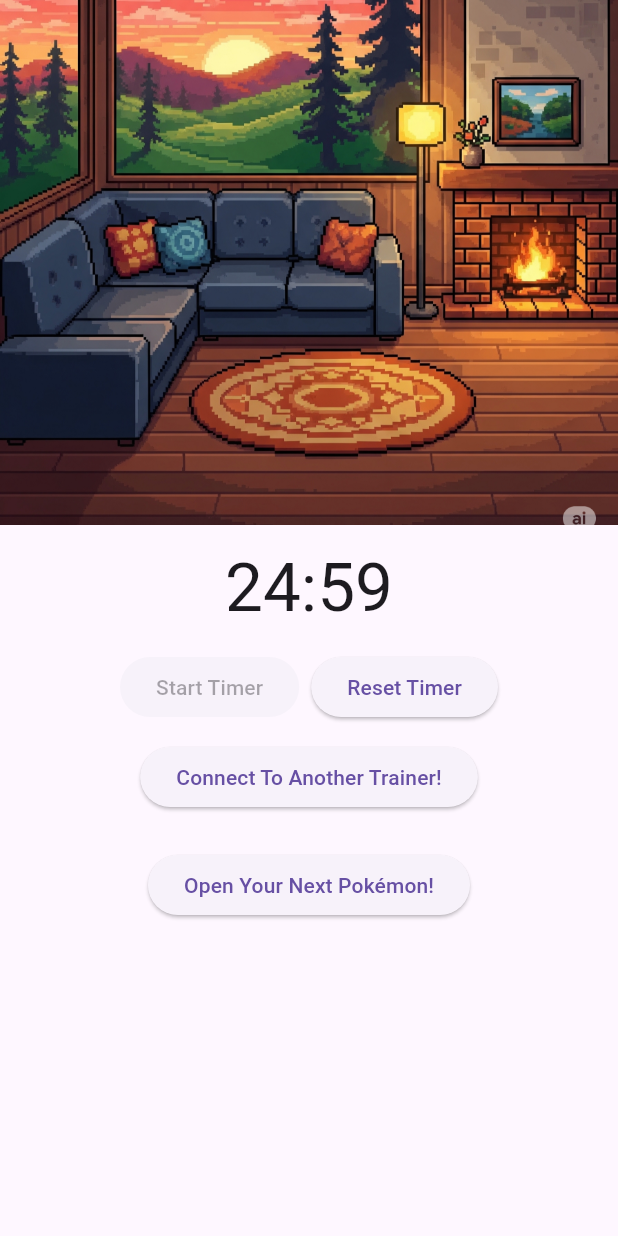
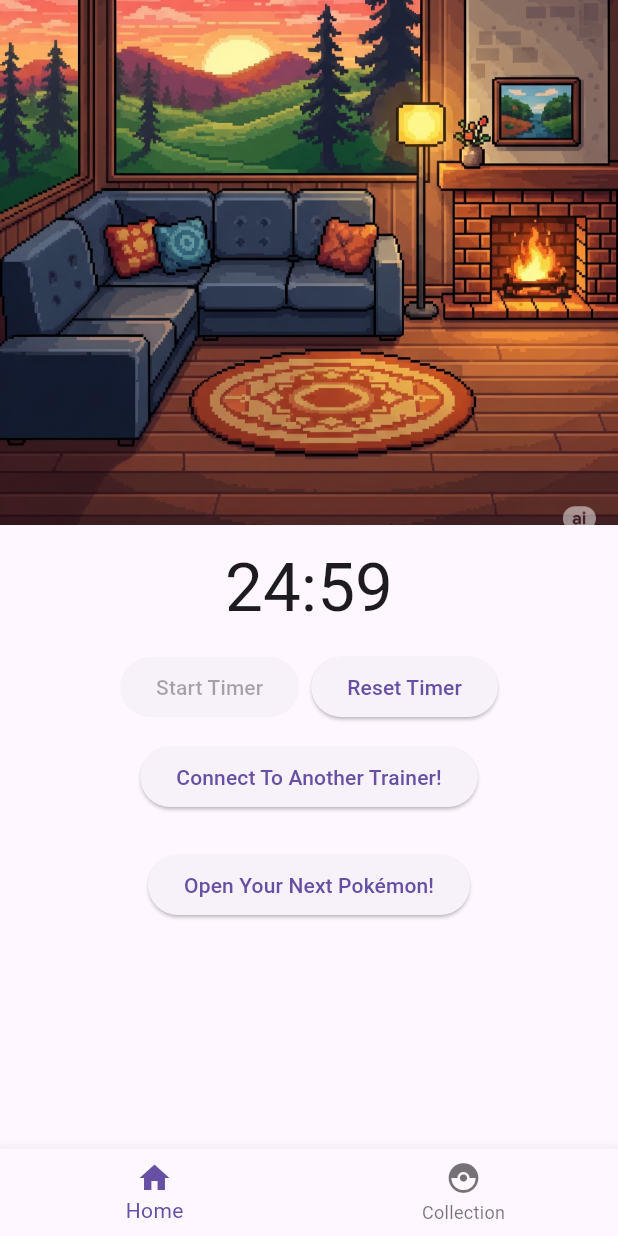
Before and after one commit to ZChronoss/zenmon, a Flutter app: the screen it shows after launch, after a tap on "Start Timer", on a phone screen of 412 x 824 dp. Run offline on Flutter 3.47's test engine with Material 3 defaults, Android fonts, the phone set to English and light mode, and no system bars; our stand-ins replace isar; missing offline and left inert: peerdart; accounts and stored records are empty; generated files the repository leaves out were written again.

Commit message:
feat: pokemon collection view

```diff
--- a/lib/main.dart
+++ b/lib/main.dart
@@ -1,10 +1,11 @@
 import 'package:flutter/material.dart';
 import 'package:provider/provider.dart';
 import 'package:zenmon/dependency_injection.dart';
-import 'package:zenmon/presentation/pages/home/home_page.dart';
+import 'package:zenmon/presentation/pages/collection/pokemon_collection_view_model.dart';
 import 'package:zenmon/presentation/pages/home/home_view_model.dart';
 
 import 'package:zenmon/presentation/pages/home/peer_connection_view_model.dart';
+import 'package:zenmon/presentation/pages/main_navigation.dart';
 
 void main() {
   final di = DependencyInjection();
@@ -23,11 +24,16 @@
         ),
         ChangeNotifierProvider(
           create: (_) => PeerConnectionViewModel()
+        ),
+        ChangeNotifierProvider(
+          create: (_) => PokemonCollectionViewModel(
+            di.getAllSavedPokemonUseCase
+          )
         )
       ],
       child: MaterialApp(
         debugShowCheckedModeBanner: false,
-        home: const HomePage(),
+        home: const MainNavigation(),
       ),
     )
   );
--- a/lib/presentation/pages/collection/pokemon_collection.dart
+++ b/lib/presentation/pages/collection/pokemon_collection.dart
@@ -0,0 +1,43 @@
+import 'package:flutter/material.dart';
+import 'package:provider/provider.dart';
+import 'package:zenmon/data/model/pokemon.dart';
+import 'package:zenmon/presentation/pages/collection/pokemon_collection_view_model.dart';
+
+class PokemonCollectionPage extends StatelessWidget {
+  const PokemonCollectionPage({super.key});
+
+  Widget _pokemonTile(Pokemon pokemon) {
+    return ListTile(
+      leading: Image.network(
+        pokemon.animatedSpriteUrl ?? '',
+        width: 50,
+      ),
+      title: Text(pokemon.name),
+      subtitle: Text('Level: ${pokemon.level} | Exp: ${pokemon.experience}'),
+    );
+  }
+
+  Widget _buildPokemonList(BuildContext context, PokemonCollectionViewModel viewModel) {
+    if (viewModel.pokemons.isEmpty) {
+      return const Center(child: Text('No Pokémon collected yet!'));
+    }
+    return ListView.builder(
+      itemCount: viewModel.pokemons.length,
+      itemBuilder: (context, index) {
+        final pokemon = viewModel.pokemons[index];
+        return _pokemonTile(pokemon);
+      },
+    );
+  }
+
+  @override
+  Widget build(BuildContext context) {
+    final viewModel = context.watch<PokemonCollectionViewModel>();
+    viewModel.getAllPokemons();
+
+    return Scaffold(
+      appBar: AppBar(title: const Text('Your Pokémon Collection')),
+      body: _buildPokemonList(context, viewModel)
+    );
+  }
+}
--- /dev/null
+++ b/lib/presentation/pages/collection/pokemon_collection_view_model.dart
@@ -0,0 +1,19 @@
+import 'package:flutter/material.dart';
+import 'package:zenmon/data/model/pokemon.dart';
+import 'package:zenmon/domain/pokemon/use_case/get_all_saved_pokemon_use_case.dart';
+
+class PokemonCollectionViewModel extends ChangeNotifier {
+  final GetAllSavedPokemonUseCase getAllGatheredPokemonUseCase;
+
+  PokemonCollectionViewModel(
+    this.getAllGatheredPokemonUseCase
+  );
+
+  List<Pokemon> pokemons = [];
+
+  void getAllPokemons() async {
+    List<Pokemon> allPokemons = await getAllGatheredPokemonUseCase.execute();
+    pokemons = allPokemons;
+    notifyListeners();
+  }
+}
--- /dev/null
+++ b/lib/presentation/pages/main_navigation.dart
@@ -0,0 +1,44 @@
+import 'package:flutter/material.dart';
+import 'package:zenmon/presentation/pages/home/home_page.dart';
+import 'package:zenmon/presentation/pages/collection/pokemon_collection.dart';
+
+class MainNavigation extends StatefulWidget {
+  const MainNavigation({super.key});
+
+  @override
+  State<MainNavigation> createState() => _MainNavigationState();
+}
+
+class _MainNavigationState extends State<MainNavigation> {
+  int _selectedIndex = 0;
+
+  final List<Widget> _pages = [
+    const HomePage(),
+    const PokemonCollectionPage(),
+  ];
+
+  @override
+  Widget build(BuildContext context) {
+    return Scaffold(
+      body: _pages[_selectedIndex],
+      bottomNavigationBar: BottomNavigationBar(
+        currentIndex: _selectedIndex,
+        items: const [
+          BottomNavigationBarItem(
+            icon: Icon(Icons.home),
+            label: 'Home',
+          ),
+          BottomNavigationBarItem(
+            icon: Icon(Icons.catching_pokemon),
+            label: 'Collection',
+          ),
+        ],
+        onTap: (index) {
+          setState(() {
+            _selectedIndex = index;
+          });
+        },
+      ),
+    );
+  }
+}
```
